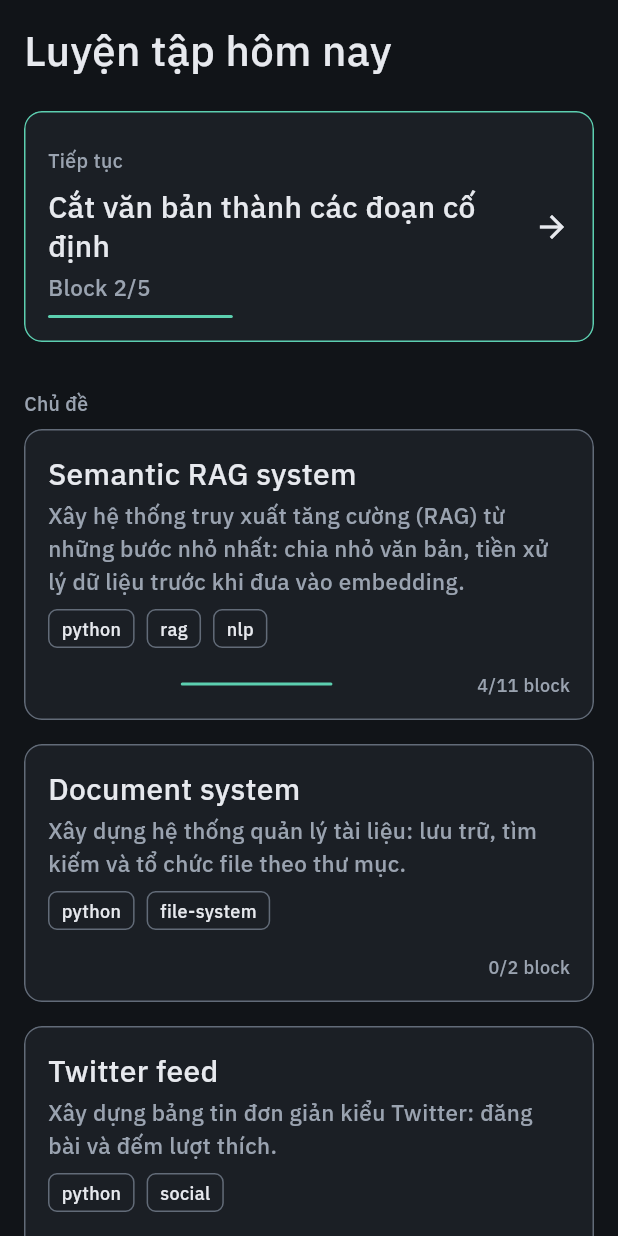
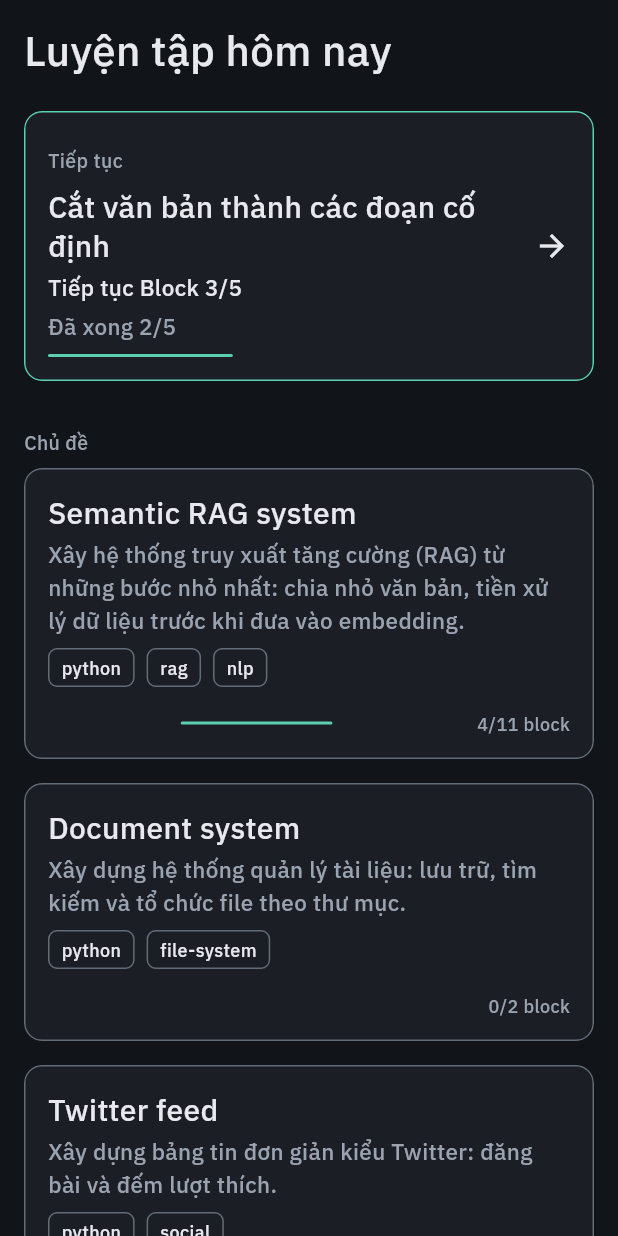
Before and after one commit to thanhphuongasia/ai-power-smart-coding-study, a Flutter app: the screen it shows after launch, on a phone screen of 412 x 824 dp. Run offline on Flutter 3.47's test engine with Material 3 defaults, Android fonts, the phone set to English and light mode, and no system bars; our stand-ins replace flutter_riverpod, go_router; missing offline and left inert: flutter_code_editor, highlight; project files that could hold a hidden picture were left out.

Commit message:
fix(mobile): continue card shows the block that will open
Co-Authored-By: Claude Opus 5.5 (1M context) <noreply@anthropic.com>

```diff
--- a/mobile/lib/features/browse/home_screen.dart
+++ b/mobile/lib/features/browse/home_screen.dart
@@ -71,7 +71,12 @@ class _ContinueCard extends StatelessWidget {
                   Text(exercise.title, style: AppText.title),
                   const SizedBox(height: AppSpace.s1),
                   Text(
-                    'Block $completed/$total',
+                    'Tiếp tục Block ${completed + 1}/$total',
+                    style: AppText.body,
+                  ),
+                  const SizedBox(height: AppSpace.s1),
+                  Text(
+                    'Đã xong $completed/$total',
                     style: AppText.body.copyWith(color: AppColors.inkMuted),
                   ),
                   const SizedBox(height: AppSpace.s2),
```
Also changed, not shown: 1 other file.
